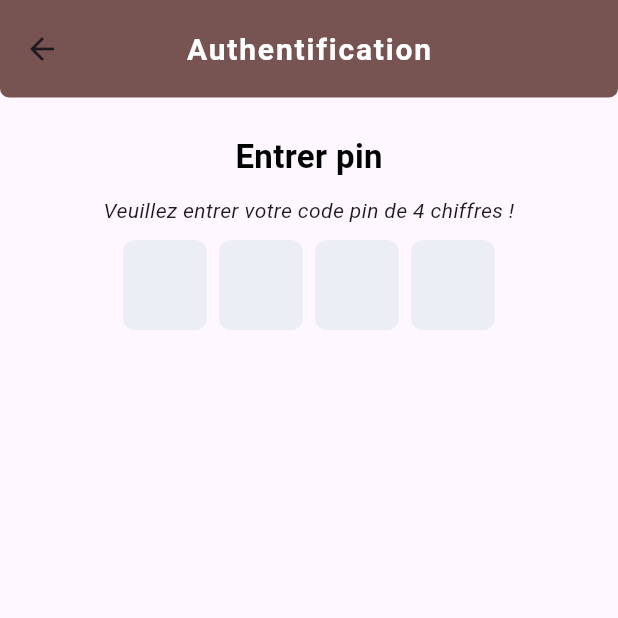
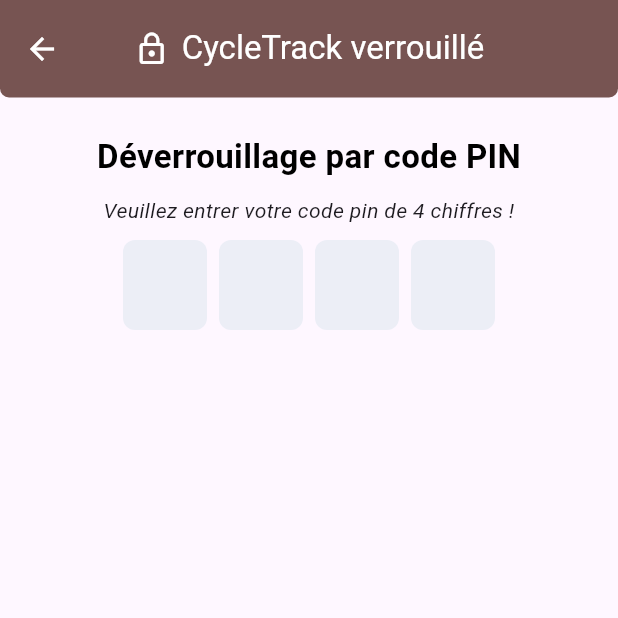
Before and after one commit to Panasoft94/SuiviCycle, a Flutter app: the LoginPage screen opened directly, on a phone screen of 412 x 824 dp, the top half of it. Run offline on Flutter 3.47's test engine with Material 3 defaults, Android fonts, the phone set to English and light mode, and no system bars; drawn by our look-alikes of pinput; our stand-ins replace another_flushbar, device_info_plus, file_picker, fl_chart, flutter_heatmap_calendar, flutter_local_notifications and 3 more; missing offline and left inert: android_intent_plus, flutter_local_notifications_platform_interface; accounts and stored records are empty.

Commit message:
Correction du fichier d'authentification

```diff
--- a/lib/main.dart
+++ b/lib/main.dart
@@ -58,6 +58,7 @@ class _MyAppState extends State<MyApp> {
   Widget build(BuildContext context) {
     return MaterialApp(
       title: 'CycleTrack',
+      debugShowCheckedModeBanner: false,
       theme: ThemeData(
         primarySwatch: Colors.brown,
         brightness: Brightness.light,
--- a/lib/screens/user_account/login.dart
+++ b/lib/screens/user_account/login.dart
@@ -15,6 +15,7 @@ class LoginPage extends StatefulWidget {
 class _LoginPageState extends State<LoginPage> {
   final LocalAuthentication auth = LocalAuthentication();
   final TextEditingController controller = TextEditingController();
+  final FocusNode _pinFocusNode = FocusNode(); // Create a FocusNode
   final DatabaseHelper _dbHelper = DatabaseHelper();
   bool biometricAvailable = false;
   bool isLoading = false;
@@ -24,6 +25,13 @@ class _LoginPageState extends State<LoginPage> {
   void initState() {
     super.initState();
     _loadInitialData();
+  }
+
+  @override
+  void dispose() {
+    controller.dispose();
+    _pinFocusNode.dispose(); // Dispose the FocusNode
+    super.dispose();
   }
 
   Future<void> _loadInitialData() async {
@@ -49,9 +57,12 @@ class _LoginPageState extends State<LoginPage> {
         });
         if (biometricAvailable && _user != null && _user!['access_empreinte'] == 1) {
           WidgetsBinding.instance.addPostFrameCallback((_) {
-            if (mounted) {
-              _biometricAuthentication();
-            }
+            if (mounted) _biometricAuthentication();
+          });
+        } else {
+          // If biometric is not triggered, explicitly request focus for the PIN field.
+          WidgetsBinding.instance.addPostFrameCallback((_) {
+            if (mounted) _pinFocusNode.requestFocus();
           });
         }
       }
@@ -69,18 +80,18 @@ class _LoginPageState extends State<LoginPage> {
   Widget build(BuildContext context) {
     return Scaffold(
       appBar: AppBar(
+        title: const Row(
+          mainAxisSize: MainAxisSize.min,
+          children: [
+            Icon(Icons.lock_outline),
+            SizedBox(width: 8),
+            Text('CycleTrack verrouillé'),
+          ],
+        ),
+        foregroundColor: Colors.white,
         elevation: 6,
         toolbarHeight: 65,
         backgroundColor: Colors.brown,
-        title: const Text(
-          "Authentification",
-          style: TextStyle(
-            fontWeight: FontWeight.bold,
-            fontSize: 20,
-            color: Colors.white,
-            letterSpacing: 1.2,
-          ),
-        ),
         centerTitle: true,
         shape: const RoundedRectangleBorder(
           borderRadius: BorderRadius.vertical(bottom: Radius.circular(6)),
@@ -91,16 +102,16 @@ class _LoginPageState extends State<LoginPage> {
           child: Column(
             children: [
               const SizedBox(height: 24),
-              const Text("Entrer pin", style: TextStyle(fontWeight: FontWeight.bold, fontSize: 22, color: Colors.black)),
+              const Text("Déverrouillage par code PIN", style: TextStyle(fontWeight: FontWeight.bold, fontSize: 22, color: Colors.black)),
               const SizedBox(height: 10),
               const Text("Veuillez entrer votre code pin de 4 chiffres !", style: TextStyle(fontStyle: FontStyle.italic), textAlign: TextAlign.center),
               const SizedBox(height: 10),
               Pinput(
+                focusNode: _pinFocusNode, // Assign the FocusNode
                 controller: controller,
                 length: 4,
                 onCompleted: _onCompleted,
                 obscureText: true,
-                autofocus: true,
               ),
 
               const SizedBox(height: 12),
--- a/pubspec.yaml
+++ b/pubspec.yaml
@@ -2,7 +2,7 @@ name: cycles
 description: "A new Flutter project."
 publish_to: 'none'
 
-version: 1.0.1+1
+version: 1.0.6+1
 
 environment:
   sdk: ^3.9.2
```
Also changed, not shown: lib/screens/user_account/change_pin_screen.dart (+57 -7 lines).
